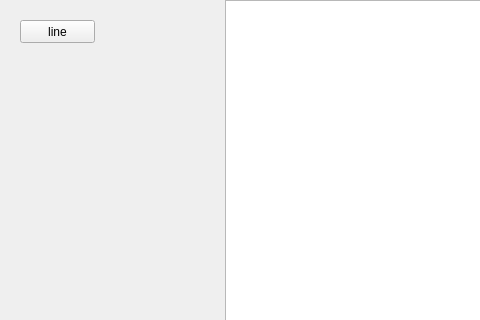
This is editor0.2/GesturesEditor/gestEdit.ui in Rauf-Kurbanov/GesturesEditor as Qt 5 draws it before an edit; both pictures show x 0 to 480 and y 0 to 320 of the 706 by 487 pixel window. The edited form follows.
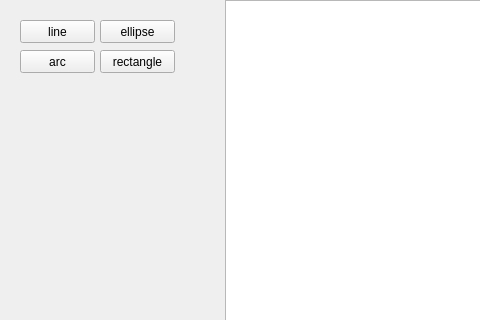
This is the edited form.

Diff of the .ui file:
```diff
--- a/editor0.2/GesturesEditor/gestEdit.ui
+++ b/editor0.2/GesturesEditor/gestEdit.ui
@@ -36,6 +36,45 @@
     <string>line</string>
    </property>
   </widget>
+  <widget class="QPushButton" name="drawEllipseButton">
+   <property name="geometry">
+    <rect>
+     <x>100</x>
+     <y>20</y>
+     <width>75</width>
+     <height>23</height>
+    </rect>
+   </property>
+   <property name="text">
+    <string>ellipse</string>
+   </property>
+  </widget>
+  <widget class="QPushButton" name="drawArcButton">
+   <property name="geometry">
+    <rect>
+     <x>20</x>
+     <y>50</y>
+     <width>75</width>
+     <height>23</height>
+    </rect>
+   </property>
+   <property name="text">
+    <string>arc</string>
+   </property>
+  </widget>
+  <widget class="QPushButton" name="drawRectButton">
+   <property name="geometry">
+    <rect>
+     <x>100</x>
+     <y>50</y>
+     <width>75</width>
+     <height>23</height>
+    </rect>
+   </property>
+   <property name="text">
+    <string>rectangle</string>
+   </property>
+  </widget>
  </widget>
  <layoutdefault spacing="6" margin="11"/>
  <resources/>
```
